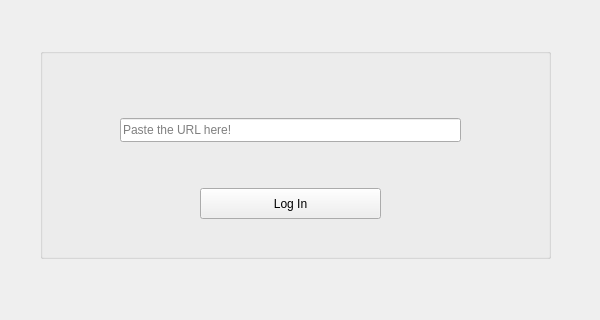
Before: the Qt Designer form client/layout/mainwindow.ui in MCMi460/NSO-RPC, drawn with Qt 5; both pictures show x 0 to 600 and y 142 to 462 of the 600 by 600 pixel window.
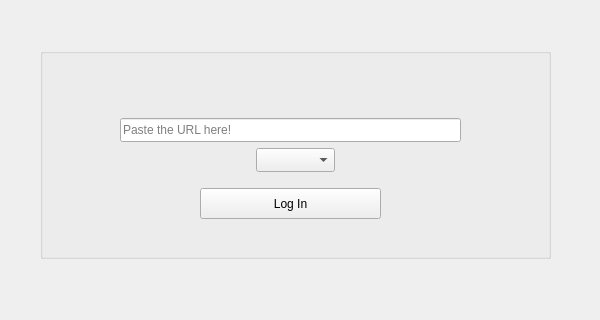
After: the same form once the commit is applied.

Patch:
```diff
--- a/client/layout/mainwindow.ui
+++ b/client/layout/mainwindow.ui
@@ -51,6 +51,16 @@
      <string>Paste the URL here!</string>
     </property>
    </widget>
+   <widget class="QComboBox" name="comboBox">
+    <property name="geometry">
+     <rect>
+      <x>216</x>
+      <y>100</y>
+      <width>79</width>
+      <height>24</height>
+     </rect>
+    </property>
+   </widget>
   </widget>
   <widget class="QLabel" name="label">
    <property name="geometry">
```
